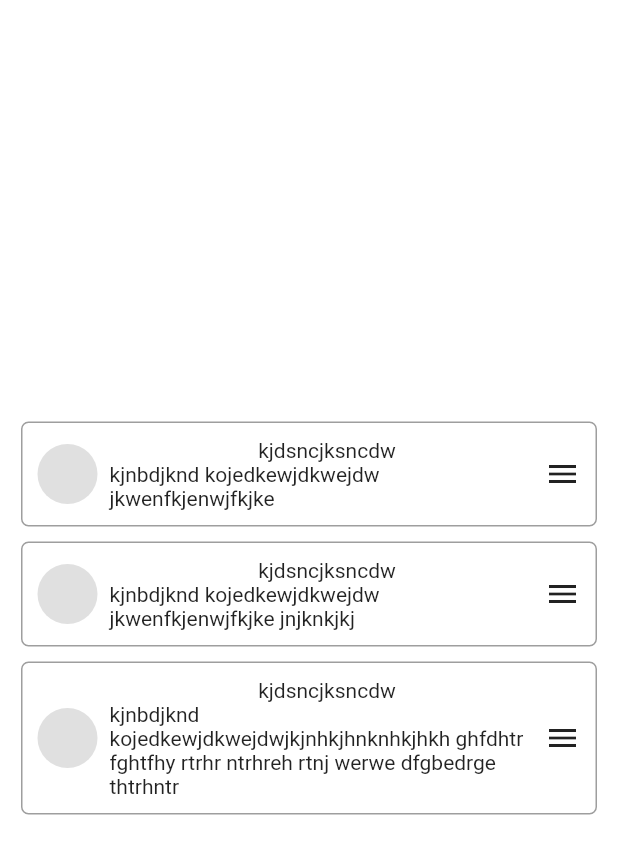
After one commit to Nithya-M-Janardhanan/Login-App, a Flutter app: the TestScreen screen opened directly, on a phone screen of 412 x 824 dp. The commit adds this screen. Shown: the top 854 px of the screen. Run offline on Flutter 3.47's test engine with Material 2 defaults, Android fonts, the phone set to English and light mode, and no system bars; our stand-ins replace cached_network_image, equatable, firebase_core, firebase_messaging, flutter_local_notifications, fluttertoast and 10 more; missing offline and left inert: flutter_facebook_auth, flutter_google_places, google_api_headers, google_maps_webservice; accounts and stored records are empty; network calls fail.

Commit message:
test screen added

```diff
--- a/lib/provider/db_provider.dart
+++ b/lib/provider/db_provider.dart
@@ -20,37 +20,17 @@ class ContactsProvider with ChangeNotifier {
   List<UserModel>? user;
   bool isLoading = false;
   LoadState pageLoadingState = LoadState.loaded;
-  List<Value>? valueList;
-  // List<Value>? val;
   List<CartModel>? cartModel;
+  int totalCartCount = 0;
 
-  // List<String>? products;
-  HomeModelList? _products;
-  List<Value>? productModel;
-  HomeModelList? get products => _products;
-  int totalCartCount = 0;
-  int? productCount = 0;
-
-
-  //
   set lists(UsersList? lists) {
     _lists = lists;
-    notifyListeners();
-  }
-
-  set products(HomeModelList? products) {
-    _products = products;
     notifyListeners();
   }
 
   Future<String?> _loadDataFromApi() async {
     //return await rootBundle.loadString('assets/$asset.json');
     return await ApiManager().getApiData();
-  }
-
-  Future<String?> _loadProductsDataFromApi() async {
-    //return await rootBundle.loadString('assets/$asset.json');
-    return await ApiServices().getDataDb();
   }
 
   Future<void> insertToUsers(UsersList? lists) async {
@@ -62,12 +42,8 @@ class ContactsProvider with ChangeNotifier {
   }
 
   Future<void> loadUsers() async {
-    //lists?.userList = await DatabaseHelperDb.instance.getUserList();
     updatePageLoadingState(LoadState.loading);
     user = await DatabaseHelperDb.instance.getUserList();
-    //user = await ApiManager().getData();
-    //lists?.userList = user;
-    debugPrint('length ${user?.length}');
     if (user == null || user!.isEmpty) {
       String? jsonString = await _loadDataFromApi();
       final jsonResponse = json.decode(jsonString!);
@@ -76,10 +52,6 @@ class ContactsProvider with ChangeNotifier {
         await _db.createUserList(element);
       });
       user = await _db.getUserList();
-      //user = UsersList.fromJson(jsonResponse);
-      // if (user != null) {
-      //   await insertToUsers(lists);
-      // }
     }
     updatePageLoadingState(LoadState.loaded);
     notifyListeners();
@@ -89,7 +61,6 @@ class ContactsProvider with ChangeNotifier {
   Future<void> loadContacts() async {
     lists?.userList = await DatabaseHelperDb.instance.getUserList();
     notifyListeners();
-    debugPrint('length ${lists?.userList?.length}');
     if (lists?.userList == null) {
       String? jsonString = await _loadDataFromApi();
       final jsonResponse = json.decode(jsonString!);
@@ -114,7 +85,6 @@ class ContactsProvider with ChangeNotifier {
   }
 
   Future<void> loadProducts() async {
-   // val= await DatabaseHelperDb.instance.getProduct();
    cartModel= await DatabaseHelperDb.instance.getProduct();
    totalCartCount = 0;
    cartModel?.forEach((element) {
@@ -124,14 +94,6 @@ class ContactsProvider with ChangeNotifier {
    });
     notifyListeners();
   }
-  /// product count
-  Future<void> getProductCount() async {
-    // val= await DatabaseHelperDb.instance.getProduct();
-    productModel= await DatabaseHelperDb.instance.homeProductCount();
-    notifyListeners();
-    debugPrint('length of products model ${productModel?.length}');
-  }
-  ///
 
 Future<void>deleteAllData()async{
     await DatabaseHelperDb.instance.deleteAllData();
@@ -151,31 +113,4 @@ Future<void> updateCountfn(int? id,int? count) async{
     notifyListeners();
 }
 
-//   Future<void> getCount(int? id) async{
-//     valueList= await DatabaseHelperDb.instance.homeProductCount();
-//   int? num = valueList?.length;
-//   for(int i= 0;i <= num!; i++){
-//     debugPrint('_________________________________${valueList?.length}');
-//     if(id == valueList?[i].id){
-//       productCount = valueList?[i].prodCount;
-//       debugPrint('id of product ....$id');
-//       debugPrint('id of product ....${cartModel?[i].id}');
-//       notifyListeners();
-//     }
-//   }
-// }
-
-
-// Future<void> getTotalCartCount()async{
-//     List<CartModel>? list = await DatabaseHelperDb.instance.getProduct();
-//      list?.forEach((element) {
-//        if(element.count != null){
-//          totalCartCount = totalCartCount + element.count!.toInt();
-//        }
-//        print(element.count.runtimeType);
-//       debugPrint('total cart count = $totalCartCount');
-//     });
-//
-// }
-
 }
--- a/lib/screens/fav_screen.dart
+++ b/lib/screens/fav_screen.dart
@@ -5,7 +5,6 @@ import 'package:sample_task/machine_test/homemodel.dart';
 import 'package:sample_task/provider/db_provider.dart';
 
 import '../generated/l10n.dart';
-import '../services/db_helper.dart';
 
 class FavScreen extends StatefulWidget {
   @override
@@ -43,8 +42,6 @@ class _FavScreenState extends State<FavScreen> {
                 }
                 );
 
-          //showAlertDialog();
-
         }, icon: Icon(Icons.delete),))
       ],),
       body:  Consumer<ContactsProvider>(
@@ -64,7 +61,6 @@ class _FavScreenState extends State<FavScreen> {
                     int count = snapshot.cartModel?[index].count ?? 0;
                     count = count + 1;
                         context.read<ContactsProvider>().updateCountfn(snapshot.cartModel?[index].id, count);
-                       debugPrint('count in cart screen...${snapshot.cartModel?[index].count}');
                   }, icon: Container(decoration:  BoxDecoration(shape: BoxShape.circle,color: Colors.grey[300]),child: Icon(Icons.add))),
                   Text('${snapshot.cartModel?[index].count}'),
                   IconButton(onPressed: (){
--- a/lib/screens/settings_screen.dart
+++ b/lib/screens/settings_screen.dart
@@ -19,7 +19,6 @@ class _SettingsScreenState extends State<SettingsScreen> {
   @override
   void initState() {
     Future.microtask(() => context.read<HomeProvider>().getData());
-    Future.microtask(() => context.read<ContactsProvider>().getProductCount());
     super.initState();
   }
   @override
--- /dev/null
+++ b/lib/screens/test_screen.dart
@@ -0,0 +1,113 @@
+import 'package:flutter/cupertino.dart';
+import 'package:flutter/material.dart';
+import 'package:flutter/widgets.dart';
+
+class TestScreen extends StatefulWidget {
+  const TestScreen({Key? key}) : super(key: key);
+
+  @override
+  State<TestScreen> createState() => _TestScreenState();
+}
+
+class _TestScreenState extends State<TestScreen> {
+  @override
+  Widget build(BuildContext context) {
+    return Scaffold(
+      backgroundColor: Colors.white,
+      body: Padding(
+        padding: const EdgeInsets.symmetric(horizontal: 14.0),
+        child: Column(
+          mainAxisAlignment: MainAxisAlignment.center,
+          crossAxisAlignment: CrossAxisAlignment.center,
+          children: [
+            Container(
+              decoration: BoxDecoration(
+                  shape: BoxShape.rectangle,
+                  borderRadius: BorderRadius.circular(5.0),
+                  border: Border.all(width: 1.0,color: Colors.grey)
+              ),
+              child: Padding(
+                padding: const EdgeInsets.all(10.0),
+                child: Row(
+                  children: [
+                    CircleAvatar(backgroundColor: Colors.grey[300],),
+                    Expanded(
+                      child: Padding(
+                        padding: const EdgeInsets.only(left: 8.0),
+                        child: Column(
+                          children: [
+                            Text('kjdsncjksncdw',),
+                            Text('kjnbdjknd kojedkewjdkwejdw jkwenfkjenwjfkjke')
+                          ],
+                        ),
+                      ),
+                    ),
+                    Icon(Icons.menu)
+                  ],
+                ),
+              ),
+            ),
+            SizedBox(height: 10.0,),
+            Container(
+              decoration: BoxDecoration(
+                  shape: BoxShape.rectangle,
+                  borderRadius: BorderRadius.circular(5.0),
+                  border: Border.all(width: 1.0,color: Colors.grey)
+              ),
+              child: Padding(
+                padding: const EdgeInsets.all(10.0),
+                child: Row(
+                  children: [
+                    CircleAvatar(backgroundColor: Colors.grey[300],),
+                    Expanded(
+                      child: Padding(
+                        padding: const EdgeInsets.only(left: 8.0),
+                        child: Column(
+                          children: [
+                            Text('kjdsncjksncdw'),
+                            Text('kjnbdjknd kojedkewjdkwejdw jkwenfkjenwjfkjke jnjknkjkj',)
+                          ],
+                        ),
+                      ),
+                    ),
+                    Icon(Icons.menu)
+                  ],
+                ),
+              ),
+            ),
+            SizedBox(height: 10.0,),
+            Container(
+             decoration: BoxDecoration(
+               shape: BoxShape.rectangle,
+               borderRadius: BorderRadius.circular(5.0),
+               border: Border.all(width: 1.0,color: Colors.grey)
+             ),
+              child: Padding(
+                padding: const EdgeInsets.all(10.0),
+                child: Row(
+                  children: [
+                    CircleAvatar(backgroundColor: Colors.grey[300],),
+                    Expanded(
+                      child: Padding(
+                        padding: const EdgeInsets.only(left: 8.0),
+                        child: Column(
+                          mainAxisAlignment: MainAxisAlignment.center,
+                          children: const [
+                            Text('kjdsncjksncdw',),
+                            Text('kjnbdjknd kojedkewjdkwejdwjkjnhkjhnknhkjhkh ghfdhtr fghtfhy rtrhr ntrhreh rtnj werwe dfgbedrge thtrhntr',overflow: TextOverflow.fade,),
+                          ],
+                        ),
+                      ),
+                    ),
+                    // Spacer(),
+                    Icon(Icons.menu)
+                  ],
+                ),
+              ),
+            )
+          ],
+        ),
+      ),
+    );
+  }
+}
```
Also changed, not shown: lib/machine_test/products.dart (+0 -27 lines), lib/machine_test/search_home.dart (+6 -1 lines), lib/services/db_helper.dart (+1 -28 lines).
